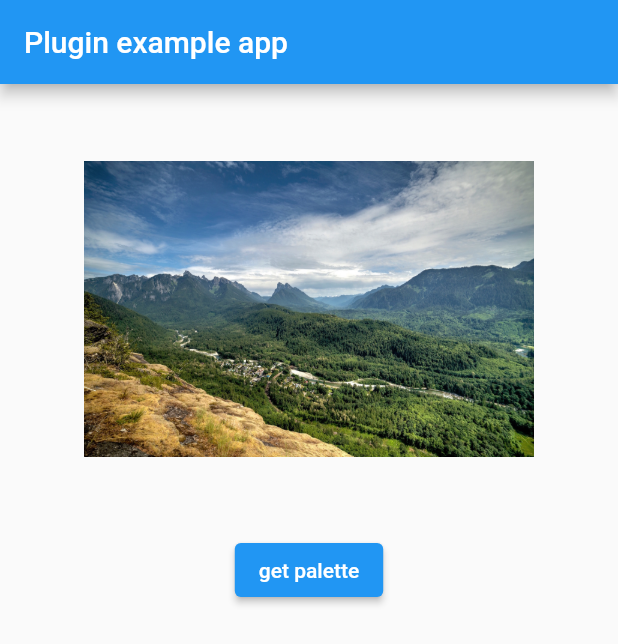
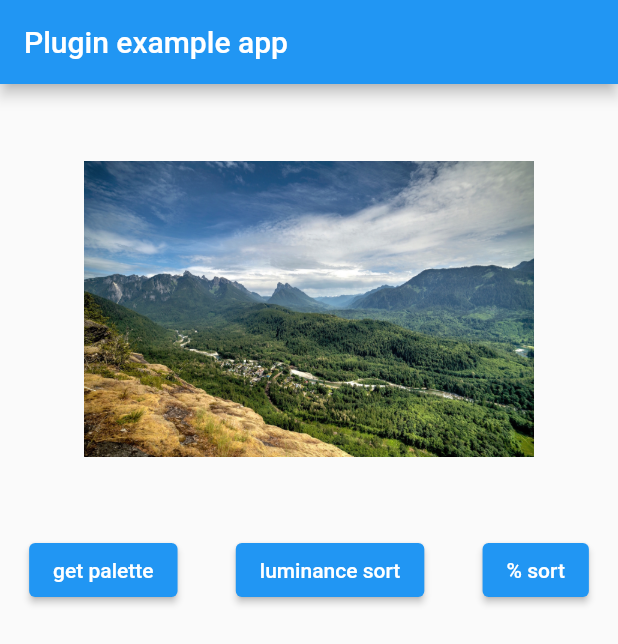
Before and after one commit to alnitak/median_cut, a Flutter app: the screen it shows after launch, after a tap on "get palette", on a phone screen of 412 x 824 dp. Shown: the top 644 px of the screen. Run offline on Flutter 3.47's test engine with Material 2 defaults, Android fonts, the phone set to English and light mode, and no system bars; missing offline and left inert: dart:ffi, dart:html.

Commit message:
computation is now on a isolate. Added luminance

```diff
--- a/example/lib/main.dart
+++ b/example/lib/main.dart
@@ -1,11 +1,8 @@
 import 'dart:typed_data';
-import 'dart:ui' as ui;
-import 'package:image/image.dart' as image;
 
 import 'package:flutter/material.dart';
 import 'package:flutter/services.dart';
-import 'dart:async';
-
+import 'package:image/image.dart' as image;
 import 'package:median_cut/median_cut.dart';
 
 void main() {
@@ -21,7 +18,7 @@ class _MyAppState extends State<MyApp> {
   final stopwatch = Stopwatch();
   Duration elapsed = Duration.zero;
   List<Palette> palette = [];
-  int numPaletteColors = 8;
+  int numPaletteColors = 10;
 
   @override
   Widget build(BuildContext context) {
@@ -36,39 +33,80 @@ class _MyAppState extends State<MyApp> {
               mainAxisSize: MainAxisSize.min,
               crossAxisAlignment: CrossAxisAlignment.center,
               children: [
-
                 SizedBox(
                     width: 300,
                     height: 300,
-                  child: Image.asset('assets/landscape-scene.jpeg', fit: BoxFit.scaleDown)
-                ),
+                    child: Image.asset('assets/landscape-scene.jpeg',
+                        fit: BoxFit.scaleDown)),
 
+                /// buttons
+                Row(
+                  mainAxisAlignment: MainAxisAlignment.spaceAround,
+                  children: [
                     ElevatedButton(
-                  onPressed: () async{
+                      onPressed: () async {
                         stopwatch.start();
-                    final ByteData assetImageByteData = await rootBundle.load('assets/landscape-scene.jpeg');
-                    image.Image? baseSizeImage = image.decodeImage(assetImageByteData.buffer.asUint8List());
+                        final ByteData assetImageByteData = await rootBundle
+                            .load('assets/landscape-scene.jpeg');
+                        image.Image? baseSizeImage = image.decodeImage(
+                            assetImageByteData.buffer.asUint8List());
                         Uint8List imgBuffer = baseSizeImage!.getBytes();
 
-                    palette = MedianCut().medianCut(numPaletteColors, imgBuffer);
+                        MedianCut.medianCut(numPaletteColors, imgBuffer)
+                            .then((value) {
+                          palette = value;
                           setState(() {
                             elapsed = stopwatch.elapsed;
                             stopwatch.stop();
                             stopwatch.reset();
                           });
+                        });
                       },
                       child: Text('get palette'),
                     ),
+                    ElevatedButton(
+                        onPressed: () {
+                          palette.sort((a, b) {
+                            return a.luminance > b.luminance
+                                ? 1
+                                : a.luminance == b.luminance
+                                    ? 0
+                                    : -1;
+                          });
+                          setState(() {});
+                        },
+                        child: Text('luminance sort')),
+                    ElevatedButton(
+                        onPressed: () {
+                          palette.sort((a, b) {
+                            return a.percentage > b.percentage
+                                ? 1
+                                : a.percentage == b.percentage
+                                    ? 0
+                                    : -1;
+                          });
+                          setState(() {});
+                        },
+                        child: Text('% sort'))
+                  ],
+                ),
 
-                if (palette.length > 0)
-                  Text('Elapsed: $elapsed'),
+                /// draw samples color values
+                if (palette.length > 0) Text('Elapsed: $elapsed'),
 
+                /// draw samples colors
                 if (palette.length > 0)
                   Padding(
                     padding: const EdgeInsets.all(8.0),
                     child: Column(
-                      children: List.generate(numPaletteColors, (index) =>
-                          Row(
+                      children: List.generate(numPaletteColors, (index) {
+                        String color =
+                            palette.elementAt(index).color.toString();
+                        String percentage = palette
+                            .elementAt(index)
+                            .percentage
+                            .toStringAsFixed(2);
+                        return Row(
                           children: [
                             Container(
                               width: 60,
@@ -76,14 +114,12 @@ class _MyAppState extends State<MyApp> {
                               color: palette.elementAt(index).color,
                             ),
                             SizedBox(width: 10),
-                              Text('${palette.elementAt(index).color}   '
-                                  '${palette.elementAt(index).percentage.toStringAsFixed(2)}%'),
+                            Text('$color  $percentage%'),
                           ],
-                          )
-                      ),
+                        );
+                      }),
                     ),
                   )
-
               ],
             ),
           ),
--- a/lib/median_cut.dart
+++ b/lib/median_cut.dart
@@ -1,35 +1,31 @@
-
+import 'dart:async';
 import 'dart:ffi';
 import 'dart:io';
 import 'dart:typed_data';
 
 import 'package:ffi/ffi.dart';
 import 'package:flutter/cupertino.dart';
+import 'package:flutter/foundation.dart';
 
+// Ref. http://palette-maker.herokuapp.com/index.html
+
+/// Palette class
 class Palette {
   Color color;
+  double luminance;
   double percentage;
 
-  Palette(this.color, this.percentage);
+  Palette(this.color, this.luminance, this.percentage);
 }
 
-class MedianCut {
-  late DynamicLibrary _nativeLib;
-  var _getPaletteFfi;
-
-
-  static final MedianCut _instance = MedianCut._privateConstructor();
-
-  factory MedianCut() {
-    return _instance;
-  }
-  MedianCut._privateConstructor() {
-    _nativeLib = Platform.isAndroid
+/// isolate callback
+Future<List<Palette>> _isolateCallBack(Map<int, dynamic> args) {
+  DynamicLibrary nativeLib = Platform.isAndroid
       ? DynamicLibrary.open("libmedian_cut.so")
       : DynamicLibrary.process();
 
   // C decl   void getPalette(int32_t numColors, int8_t *imgBuffer, int64_t imgBufferLength, int8_t *palette)
-    _getPaletteFfi = _nativeLib
+  var getPaletteFfi = nativeLib
       .lookup<
           NativeFunction<
               Pointer<Void> Function(
@@ -45,41 +41,46 @@ class MedianCut {
               int imgBufferLength,
               Pointer<Uint8> palette,
               Pointer<Double> percentages)>();
+
+  int numColors = args[0];
+  Uint8List imgBuffer = args[1];
+  Completer<List<Palette>> completer = Completer<List<Palette>>();
+  List<Palette> ret = [];
+  Pointer<Uint8> buffer = calloc<Uint8>(imgBuffer.length);
+  Pointer<Uint8> palette = calloc<Uint8>(numColors * 4);
+  Pointer<Double> percentages = calloc<Double>(numColors * 8);
+
+  for (var i = 0; i < imgBuffer.length; i++) {
+    buffer.elementAt(i).value = imgBuffer[i];
   }
 
-  List<Palette> medianCut(int numColors, Uint8List imgBuffer) {
-    List<Palette> ret = [];
-    Pointer<Uint8> buffer = uint8ListToPointer(imgBuffer);
-    Pointer<Uint8> palette = calloc<Uint8>(numColors * 4);
-    Pointer<Double> percentages = calloc<Double>(numColors*8);
+  getPaletteFfi(numColors, buffer, imgBuffer.length, palette, percentages);
 
-    _getPaletteFfi(numColors, buffer, imgBuffer.length, palette, percentages);
-
-    for (int i=0; i<numColors; i++) {
-      ret.add(
-        Palette(
-          Color.fromARGB(
-            palette.elementAt(i*4+3).value,
-            palette.elementAt(i*4+2).value,
-            palette.elementAt(i*4+1).value,
-            palette.elementAt(i*4).value
-          ),
-          percentages.elementAt(i).value
-      ));
+  for (int i = 0; i < numColors; i++) {
+    Color c = Color.fromARGB(
+        palette.elementAt(i * 4 + 3).value,
+        palette.elementAt(i * 4 + 2).value,
+        palette.elementAt(i * 4 + 1).value,
+        palette.elementAt(i * 4).value);
+    ret.add(Palette(c, c.computeLuminance(), percentages.elementAt(i).value));
   }
 
   calloc.free(buffer);
   calloc.free(palette);
   calloc.free(percentages);
-    return ret;
+
+  completer.complete(ret);
+
+  return completer.future;
 }
 
-  Pointer<Uint8> uint8ListToPointer(Uint8List list) {
-    final Pointer<Uint8> ptr = calloc<Uint8>(list.length);
-    for (var i = 0; i < list.length; i++) {
-      ptr.elementAt(i).value = list[i];
+class MedianCut {
+  /// Compute image median-cut palette
+  ///
+  /// [numcolors]: number of colors to be computed
+  /// [imgBuffer]: raw image pixels data. Colors sequence must be in rgba format
+  ///
+  static Future<List<Palette>> medianCut(
+          int numColors, Uint8List imgBuffer) async =>
+      compute(_isolateCallBack, {0: numColors, 1: imgBuffer});
 }
-    return ptr;
-  }
-
-}
--- a/pubspec.yaml
+++ b/pubspec.yaml
@@ -1,6 +1,6 @@
 name: median_cut
 description: Median Cut image color reducer using FFI
-version: 0.0.1
+version: 1.0.0
 homepage:
 
 environment:
```
Also changed, not shown: example/pubspec.lock, 16 other files. Lines whose indentation alone changed are shown as unchanged.
